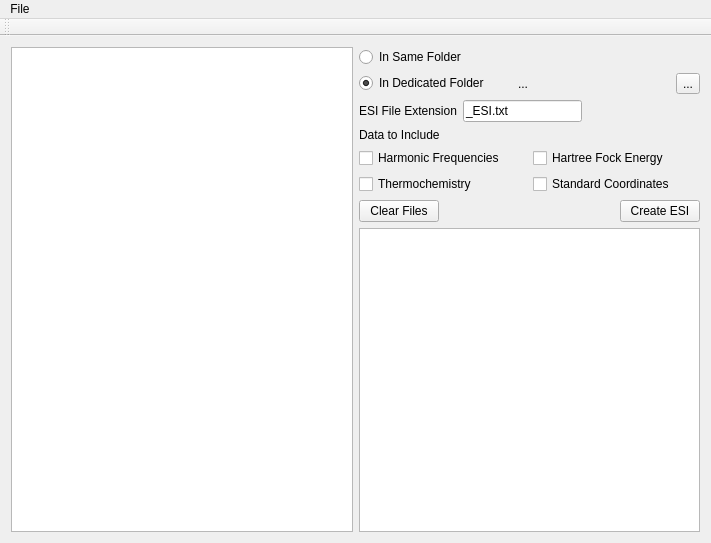
The window that Geac/geac.ui (LaTruelle/Geac) describes before a commit, drawn with Qt 5.
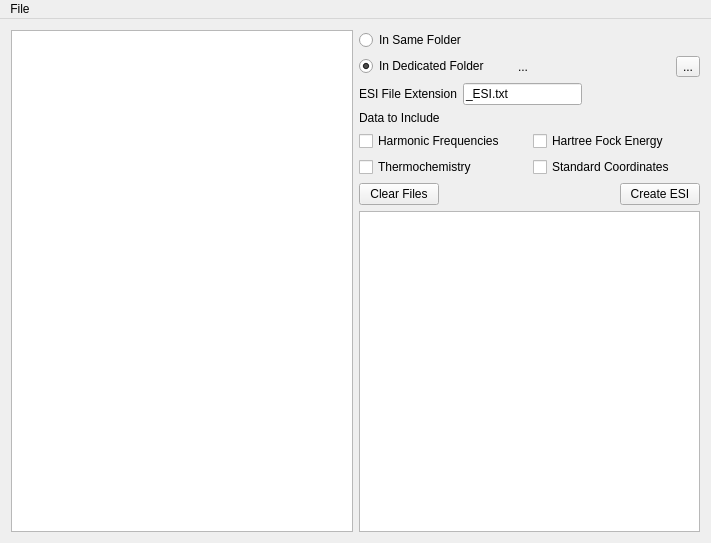
The same window after the commit.

```diff
--- a/Geac/geac.ui
+++ b/Geac/geac.ui
@@ -192,14 +192,6 @@
    </widget>
    <addaction name="FileMenu"/>
   </widget>
-  <widget class="QToolBar" name="mainToolBar">
-   <attribute name="toolBarArea">
-    <enum>TopToolBarArea</enum>
-   </attribute>
-   <attribute name="toolBarBreak">
-    <bool>false</bool>
-   </attribute>
-  </widget>
   <action name="actionOpen_File">
    <property name="text">
     <string>&amp;Open File...</string>
```
Left out of the diff: 4 changed lines with no effect on the pictures.
